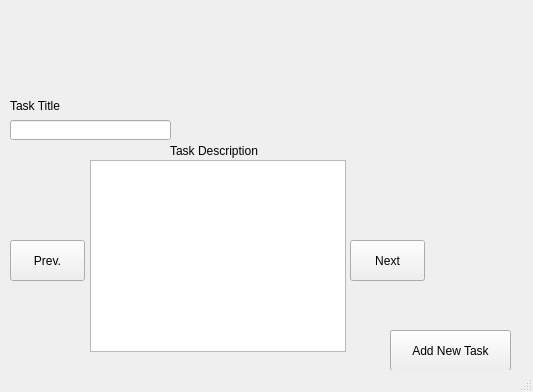
Qt form TheDadTaskManager/mainwindow.ui (JJC199/TaskManager) before a commit.
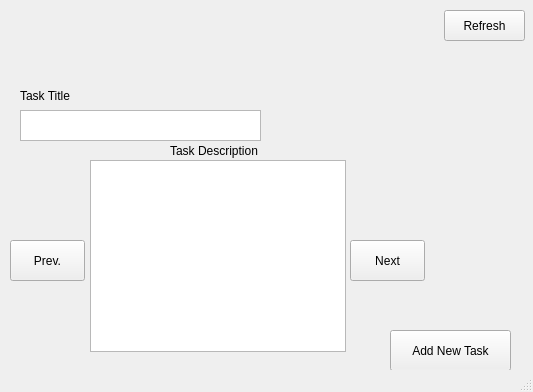
The same form after that commit. Icons and pictures are not drawn.

What changed in the file:
```diff
--- a/TheDadTaskManager/mainwindow.ui
+++ b/TheDadTaskManager/mainwindow.ui
@@ -46,8 +46,8 @@
    <widget class="QLabel" name="label">
     <property name="geometry">
      <rect>
-      <x>10</x>
-      <y>90</y>
+      <x>20</x>
+      <y>80</y>
       <width>91</width>
       <height>31</height>
      </rect>
@@ -69,17 +69,7 @@
      <string>Task Description</string>
     </property>
    </widget>
-   <widget class="QLineEdit" name="lineEdit">
-    <property name="geometry">
-     <rect>
-      <x>10</x>
-      <y>120</y>
-      <width>161</width>
-      <height>20</height>
-     </rect>
-    </property>
-   </widget>
-   <widget class="QTextBrowser" name="textBrowser">
+   <widget class="QTextBrowser" name="textBrowser_2">
     <property name="geometry">
      <rect>
       <x>90</x>
@@ -115,6 +105,29 @@
      <string>Next</string>
     </property>
    </widget>
+   <widget class="QPushButton" name="pushButton_3">
+    <property name="geometry">
+     <rect>
+      <x>444</x>
+      <y>10</y>
+      <width>81</width>
+      <height>31</height>
+     </rect>
+    </property>
+    <property name="text">
+     <string>Refresh</string>
+    </property>
+   </widget>
+   <widget class="QTextBrowser" name="textBrowser">
+    <property name="geometry">
+     <rect>
+      <x>20</x>
+      <y>110</y>
+      <width>241</width>
+      <height>31</height>
+     </rect>
+    </property>
+   </widget>
   </widget>
   <widget class="QStatusBar" name="statusbar"/>
  </widget>
```
